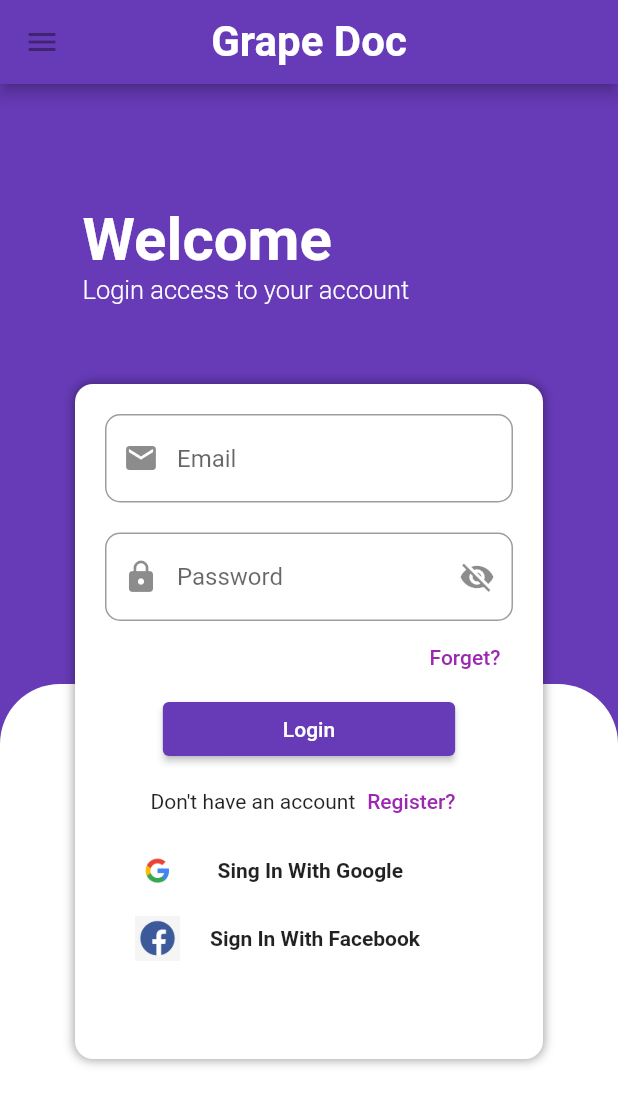
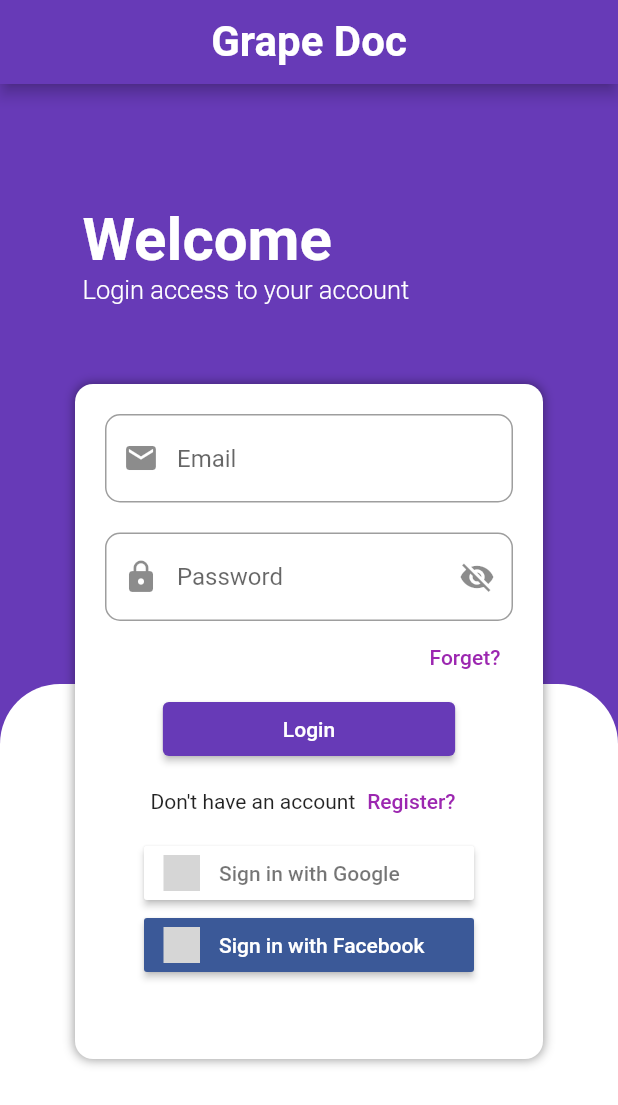
Before and after one commit to DebugBros-CS-16/GrapeDoc, a Flutter app: the screen it shows after launch, on a phone screen of 412 x 824 dp. Shown: the top 1105 px of the screen. Run offline on Flutter 3.47's test engine with Material 2 defaults, Android fonts, the phone set to English and light mode, and no system bars; our stand-ins replace camera, firebase_auth, firebase_core, flutter_signin_button, google_sign_in, permission_handler and 1 more; accounts and stored records are empty; grey boxes are pictures that could not be loaded.

Commit message:
Moved screen files into a new folder 'screens'. Changed google and facebook sign in buttons. Connected the sign in with google button to firebase. Created GoogleSignInProvider.dart file. (Executed  'flutter clean' command  in android folder because sign in with google function not worked properly)

```diff
--- /dev/null
+++ b/lib/GoogleSignInProvider.dart
@@ -0,0 +1,28 @@
+import 'package:firebase_auth/firebase_auth.dart';
+import 'package:flutter/material.dart';
+import 'package:google_sign_in/google_sign_in.dart';
+
+class GoogleSignInProvider extends ChangeNotifier {
+  final googleSignIn = GoogleSignIn();
+
+  GoogleSignInAccount? _user;
+
+  GoogleSignInAccount get user => _user!;
+
+  Future googleLogin() async{
+    final googleUser = await googleSignIn.signIn();
+    if (googleUser == null) return;
+    _user = googleUser;
+
+    final googleAuth = await googleUser.authentication;
+
+    final credential = GoogleAuthProvider.credential(
+      accessToken: googleAuth.accessToken,
+      idToken: googleAuth.idToken,
+    );
+
+    await FirebaseAuth.instance.signInWithCredential(credential);
+
+    notifyListeners();
+  }
+}
--- a/lib/SigninScreen.dart
+++ /dev/null
@@ -1,216 +0,0 @@
-import 'package:flutter/material.dart';
-import 'package:grape_doc/HomeScreen.dart';
-import 'package:flutter_signin_button/flutter_signin_button.dart';
-
-import 'NavBar.dart';
-import 'SignupScreen.dart';
-
-class LoginScreen extends StatefulWidget {
-  const LoginScreen({Key? key}) : super(key: key);
-
-  @override
-  State<LoginScreen> createState() => _LoginScreenState();
-}
-
-class _LoginScreenState extends State<LoginScreen> {
-  bool hide = true;
-  @override
-  Widget build(BuildContext context) {
-    return Scaffold(
-      appBar: AppBar(
-        leading: const IconButton(
-          icon: Icon(Icons.menu),
-          tooltip: 'Navigation menu',
-          onPressed: null,
-        ),
-        title: const Text('Grape Doc',
-          style: TextStyle(fontWeight: FontWeight.bold,
-              fontSize: 28.0),
-        ),
-        centerTitle: true,
-        backgroundColor: Colors.deepPurple,
-      ),
-      backgroundColor: Colors.deepPurple,
-      body: SingleChildScrollView(
-        child: Stack(
-          children: [
-            Container(
-              margin: const EdgeInsets.only(top: 400),
-              width: double.infinity,
-              height: 450,
-              decoration: const BoxDecoration(
-                  color: Colors.white,
-                  borderRadius: BorderRadius.only(
-                      topRight: Radius.circular(40),
-                      topLeft: Radius.circular(40))),
-            ),
-            Container(
-              padding: const EdgeInsets.symmetric(horizontal: 20, vertical: 20),
-              margin: const EdgeInsets.only(top: 200, left: 50, right: 50),
-              width: double.infinity,
-              height: 450,
-              decoration: BoxDecoration(
-                  color: Colors.white,
-                  borderRadius: BorderRadius.circular(12),
-                  boxShadow: const [
-                    BoxShadow(
-                        color: Colors.black38, spreadRadius: 0.1, blurRadius: 5)
-                  ]),
-              child: Column(
-                children: [
-                  TextField(
-                    decoration: InputDecoration(
-                        hintText: "Email",
-                        prefixIcon: const Icon(Icons.email),
-                        border: OutlineInputBorder(
-                            borderRadius: BorderRadius.circular(10))),
-                  ),
-                  const SizedBox(
-                    height: 20,
-                  ),
-                  TextField(
-                    obscureText: hide,
-                    decoration: InputDecoration(
-                        hintText: "Password",
-                        suffixIcon: IconButton(
-                          onPressed: () {
-                            setState(() {
-                              hide = !hide;
-                            });
-                          },
-                          icon: hide
-                              ? Icon(Icons.visibility_off)
-                              : const Icon(Icons.visibility),
-                        ),
-                        prefixIcon: Icon(Icons.lock),
-                        border: OutlineInputBorder(
-                            borderRadius: BorderRadius.circular(10))),
-                  ),
-                  Align(
-                    alignment: Alignment.centerRight,
-                    child: TextButton(
-                      onPressed: () {},
-                      child: const Text("Forget?"),
-                    ),
-                  ),
-                  ElevatedButton(
-                      style: TextButton.styleFrom(
-                          backgroundColor: Colors.deepPurple,
-                          padding: const EdgeInsets.symmetric(horizontal: 80)),
-                      onPressed: () {
-                        Navigator.push(context,
-                            MaterialPageRoute(builder: (context) => const NavBar()));
-                      },
-                      child: const Text("Login")),
-                  Row(
-                    mainAxisAlignment: MainAxisAlignment.center,
-                    children: [
-                      const Text("Don't have an account"),
-                      TextButton(
-                          onPressed: () {
-                            Navigator.push(
-                                context,
-                                MaterialPageRoute(
-                                    builder: (context) => const RegisterScreen()));
-                          },
-                          child: const Text("Register?")),
-                    ],
-                  ),
-                  InkWell(
-                    onTap: () {},
-                    child: Container(
-                      width: double.infinity,
-                      padding: const EdgeInsets.only(left: 15),
-                      height: 45,
-                      decoration: BoxDecoration(
-                          color: Colors.transparent,
-                          borderRadius: BorderRadius.circular(10)),
-                      child: Row(
-                        mainAxisAlignment: MainAxisAlignment.start,
-                        children: [
-                          Image.asset(
-                            "assets/images/google.png",
-                            width: 40,
-                            height: 40,
-                          ),
-                          const SizedBox(
-                            width: 20,
-                          ),
-                          const Text(
-                            "Sing In With Google ",
-                            style: TextStyle(
-                                fontWeight: FontWeight.bold, fontSize: 14),
-                          )
-                        ],
-                      ),
-                    ),
-                  ),
-
-                  InkWell(
-                    onTap: () {},
-                    child: Container(
-                      width: double.infinity,
-                      padding: const EdgeInsets.only(left: 20),
-                      height: 45,
-                      decoration: BoxDecoration(
-                          color: Colors.transparent,
-                          borderRadius: BorderRadius.circular(10)),
-                      child: Row(
-                        mainAxisAlignment: MainAxisAlignment.start,
-                        children: [
-                          Image.asset(
-                            "assets/images/facebook.png",
-                            width: 30,
-                            height: 30,
-                          ),
-                          const SizedBox(
-                            width: 20,
-                          ),
-                          const Text(
-                            "Sign In With Facebook ",
-                            style: TextStyle(
-                                fontWeight: FontWeight.bold, fontSize: 14),
-                          )
-                        ],
-                      ),
-                    ),
-                  ),
-
-                  // SignInButtonBuilder(
-                  //   text: 'Sign in with Email',
-                  //   icon: Icons.email,
-                  //   onPressed: () {},
-                  //   backgroundColor: Colors.blueGrey[700]!,
-                  // ),
-                ],
-              ),
-            ),
-            Positioned(
-                top: 80,
-                left: 55,
-
-                child: Column(
-                  crossAxisAlignment: CrossAxisAlignment.start,
-                  children: const [
-                    Text(
-                      "Welcome",
-                      style: TextStyle(
-                          color: Colors.white,
-                          fontWeight: FontWeight.bold,
-                          fontSize: 40),
-                    ),
-                    Text(
-                      "Login access to your account",
-                      style: TextStyle(
-                          color: Colors.white,
-                          fontWeight: FontWeight.w300,
-                          fontSize: 17),
-                    )
-                  ],
-                )),
-          ],
-        ),
-      ),
-    );
-  }
-}
--- a/lib/CameraScreen.dart
+++ b/lib/screens/CameraScreen.dart
@@ -4,12 +4,12 @@ import 'dart:io';
 import 'package:camera/camera.dart';
 import 'package:flutter/material.dart';
 import 'package:flutter/services.dart';
-import 'package:grape_doc/PreviewScreen.dart';
+import 'PreviewScreen.dart';
 import 'package:path_provider/path_provider.dart';
 import 'package:permission_handler/permission_handler.dart';
 import 'package:video_player/video_player.dart';
 
-import '../main.dart';
+import 'main.dart';
 
 class CameraScreen extends StatefulWidget {
   @override
--- a/lib/CapturesScreen.dart
+++ b/lib/screens/CapturesScreen.dart
@@ -1,7 +1,7 @@
 import 'dart:io';
 
 import 'package:flutter/material.dart';
-import 'package:grape_doc/PreviewScreen.dart';
+import 'PreviewScreen.dart';
 
 class CapturesScreen extends StatelessWidget {
   final List<File> imageFileList;
--- a/lib/ChatScreen.dart
+++ b/lib/screens/ChatScreen.dart
@@ -1,7 +1,7 @@
 import 'package:flutter/material.dart';
-import 'package:grape_doc/BlogScreen.dart';
-import 'package:grape_doc/CameraScreen.dart';
-import 'package:grape_doc/HomeScreen.dart';
+import 'package:grape_doc/screens/BlogScreen.dart';
+import 'package:grape_doc/screens/CameraScreen.dart';
+import 'HomeScreen.dart';
 
 class ChatScreen extends StatefulWidget {
   const ChatScreen({Key? key}) : super(key: key);
--- a/lib/PreviewScreen.dart
+++ b/lib/screens/PreviewScreen.dart
@@ -1,7 +1,7 @@
 import 'dart:io';
 
 import 'package:flutter/material.dart';
-import 'package:grape_doc/CapturesScreen.dart';
+import 'CapturesScreen.dart';
 
 class PreviewScreen extends StatelessWidget {
   final File imageFile;
--- /dev/null
+++ b/lib/screens/SigninScreen.dart
@@ -0,0 +1,210 @@
+import 'package:firebase_auth/firebase_auth.dart';
+import 'package:flutter/material.dart';
+import 'package:google_sign_in/google_sign_in.dart';
+import 'package:grape_doc/GoogleSignInProvider.dart';
+import 'package:provider/provider.dart';
+import 'HomeScreen.dart';
+import 'package:flutter_signin_button/flutter_signin_button.dart';
+
+import 'NavBar.dart';
+import 'SignupScreen.dart';
+
+class LoginScreen extends StatefulWidget {
+  const LoginScreen({Key? key}) : super(key: key);
+
+  @override
+  State<LoginScreen> createState() => _LoginScreenState();
+}
+
+class _LoginScreenState extends State<LoginScreen> {
+
+  bool hide = true;
+  @override
+  Widget build(BuildContext context) {
+    return ChangeNotifierProvider(
+      create: (context) => GoogleSignInProvider(),
+      child: Consumer(
+        builder: (context, provider, child) {
+          return Scaffold(
+            appBar: AppBar(
+              leading: IconButton(onPressed: () {  }, icon: Icon(null),),
+              title: const Text('Grape Doc',
+                style: TextStyle(fontWeight: FontWeight.bold,
+                    fontSize: 28.0),
+              ),
+              centerTitle: true,
+              backgroundColor: Colors.deepPurple,
+            ),
+            backgroundColor: Colors.deepPurple,
+            body: SingleChildScrollView(
+              child: Stack(
+                children: [
+                  Container(
+                    margin: const EdgeInsets.only(top: 400),
+                    width: double.infinity,
+                    height: 450,
+                    decoration: const BoxDecoration(
+                        color: Colors.white,
+                        borderRadius: BorderRadius.only(
+                            topRight: Radius.circular(40),
+                            topLeft: Radius.circular(40))),
+                  ),
+                  Container(
+                    padding: const EdgeInsets.symmetric(horizontal: 20, vertical: 20),
+                    margin: const EdgeInsets.only(top: 200, left: 50, right: 50),
+                    width: double.infinity,
+                    height: 450,
+                    decoration: BoxDecoration(
+                        color: Colors.white,
+                        borderRadius: BorderRadius.circular(12),
+                        boxShadow: const [
+                          BoxShadow(
+                              color: Colors.black38, spreadRadius: 0.1, blurRadius: 5)
+                        ]),
+                    child: Column(
+                      children: [
+                        TextField(
+                          decoration: InputDecoration(
+                              hintText: "Email",
+                              prefixIcon: const Icon(Icons.email),
+                              border: OutlineInputBorder(
+                                  borderRadius: BorderRadius.circular(10))),
+                        ),
+                        const SizedBox(
+                          height: 20,
+                        ),
+                        TextField(
+                          obscureText: hide,
+                          decoration: InputDecoration(
+                              hintText: "Password",
+                              suffixIcon: IconButton(
+                                onPressed: () {
+                                  setState(() {
+                                    hide = !hide;
+                                  });
+                                },
+                                icon: hide
+                                    ? Icon(Icons.visibility_off)
+                                    : const Icon(Icons.visibility),
+                              ),
+                              prefixIcon: Icon(Icons.lock),
+                              border: OutlineInputBorder(
+                                  borderRadius: BorderRadius.circular(10))),
+                        ),
+                        Align(
+                          alignment: Alignment.centerRight,
+                          child: TextButton(
+                            onPressed: () {},
+                            child: const Text("Forget?"),
+                          ),
+                        ),
+                        ElevatedButton(
+                            style: TextButton.styleFrom(
+                                backgroundColor: Colors.deepPurple,
+                                padding: const EdgeInsets.symmetric(horizontal: 80)),
+                            onPressed: () async{
+                              Navigator.push(context,
+                                  MaterialPageRoute(builder: (context) => const NavBar()));
+                            },
+                            child: const Text("Login")),
+                        Row(
+                          mainAxisAlignment: MainAxisAlignment.center,
+                          children: [
+                            const Text("Don't have an account"),
+                            TextButton(
+                                onPressed: () {
+                                  Navigator.push(
+                                      context,
+                                      MaterialPageRoute(
+                                          builder: (context) => const RegisterScreen()));
+                                },
+                                child: const Text("Register?")),
+                          ],
+                        ),
+                        // InkWell(
+                        //   onTap: () {},
+                        //   child: Container(
+                        //     width: double.infinity,
+                        //     padding: const EdgeInsets.only(left: 15),
+                        //     height: 45,
+                        //     decoration: BoxDecoration(
+                        //         color: Colors.transparent,
+                        //         borderRadius: BorderRadius.circular(10)),
+                        //     child: Row(
+                        //       mainAxisAlignment: MainAxisAlignment.start,
+                        //       children: [
+                        //         Image.asset(
+                        //           "assets/images/google.png",
+                        //           width: 40,
+                        //           height: 40,
+                        //         ),
+                        //         const SizedBox(
+                        //           width: 20,
+                        //         ),
+                        //         const Text(
+                        //           "Sing In With Google ",
+                        //           style: TextStyle(
+                        //               fontWeight: FontWeight.bold, fontSize: 14),
+                        //         )
+                        //       ],
+                        //     ),
+                        //   ),
+                        // ),
+
+                        SignInButton(
+                          Buttons.Google,
+                          onPressed: () async {
+                            final provider =
+                                Provider.of<GoogleSignInProvider>(context, listen: false);
+                            provider.googleLogin();
+                          }
+                        ),
+
+                        //
+
+                        SignInButton(
+                          Buttons.Facebook,
+                          onPressed: () {},
+                        ),
+
+                        // SignInButtonBuilder(
+                        //   text: 'Sign in with Email',
+                        //   icon: Icons.email,
+                        //   onPressed: () {},
+                        //   backgroundColor: Colors.blueGrey[700]!,
+                        // ),
+                      ],
+                    ),
+                  ),
+                  Positioned(
+                      top: 80,
+                      left: 55,
+
+                      child: Column(
+                        crossAxisAlignment: CrossAxisAlignment.start,
+                        children: const [
+                          Text(
+                            "Welcome",
+                            style: TextStyle(
+                                color: Colors.white,
+                                fontWeight: FontWeight.bold,
+                                fontSize: 40),
+                          ),
+                          Text(
+                            "Login access to your account",
+                            style: TextStyle(
+                                color: Colors.white,
+                                fontWeight: FontWeight.w300,
+                                fontSize: 17),
+                          )
+                        ],
+                      )),
+                ],
+              ),
+            ),
+          );
+        }
+      ),
+    );
+  }
+}
--- a/lib/main.dart
+++ b/lib/screens/main.dart
@@ -1,5 +1,6 @@
 import 'dart:async';
 
+import 'package:firebase_core/firebase_core.dart';
 import 'package:flutter/cupertino.dart';
 import 'package:flutter/material.dart';
 import 'package:camera/camera.dart';
@@ -15,8 +16,9 @@ import 'SignupScreen.dart';
 List<CameraDescription> cameras = [];
 
 Future<void> main() async{
+  WidgetsFlutterBinding.ensureInitialized();
+  await Firebase.initializeApp();
   try{
-    WidgetsFlutterBinding.ensureInitialized();
     cameras = await availableCameras();
   } on CameraException catch (e) {
     print('Error in fetching the cameras: $e');
--- a/pubspec.yaml
+++ b/pubspec.yaml
@@ -38,6 +38,8 @@ dependencies:
   google_sign_in: ^5.2.3
   firebase_core: ^1.12.0
   firebase_auth: ^3.3.7
+  font_awesome_flutter: ^9.2.0
+  provider: ^6.0.2
 
 
   # The following adds the Cupertino Icons font to your application.
```
Also changed, not shown: lib/screens/BlogScreen.dart (renamed from lib/BlogScreen.dart), lib/screens/HomeScreen.dart (renamed from lib/HomeScreen.dart), lib/screens/NavBar.dart (renamed from lib/NavBar.dart), lib/screens/SignupScreen.dart (renamed from lib/SignupScreen.dart), pubspec.lock, 2 other files.
